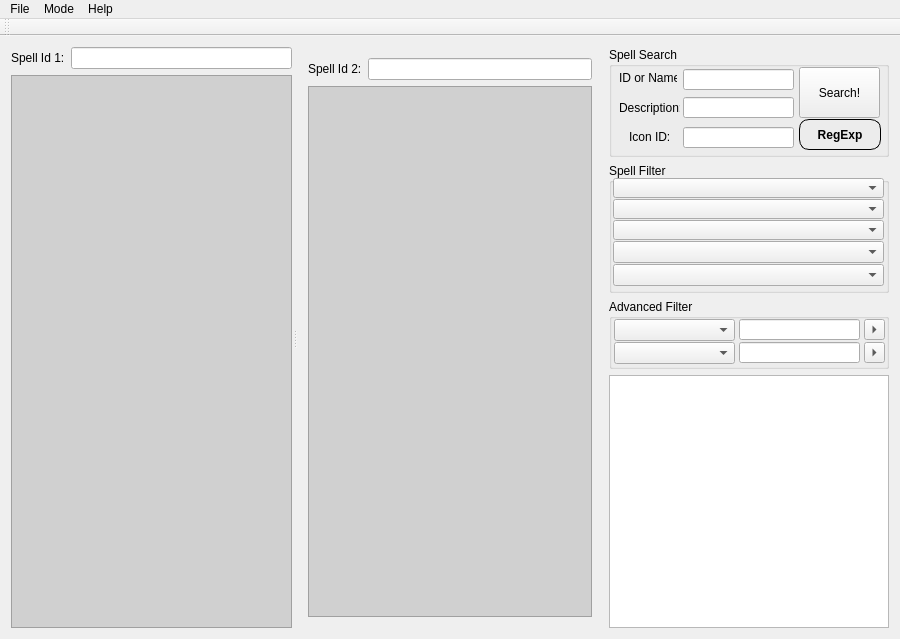
Above: QSW/SWFormUI.ui from sidsukana/QSpellWork before the change. Below: the same form after it.
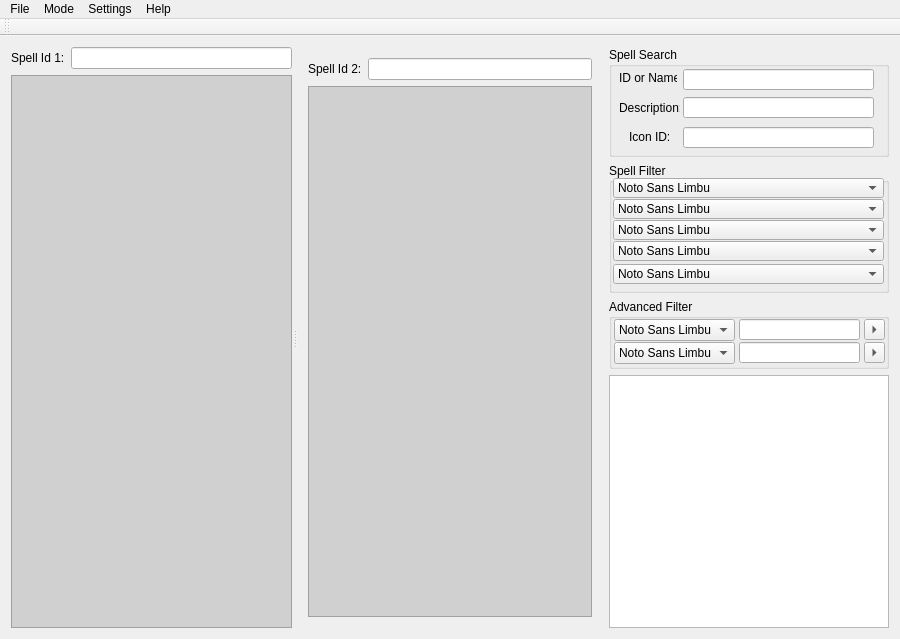
That is the form after the change. Icons and pictures are not drawn.

Commit message: [67] Drop buttons. RegExp option now in Menu->Settings. Search using only returnPressed method. Comboboxes changed to FontComboBoxes

```diff
--- a/QSW/SWFormUI.ui
+++ b/QSW/SWFormUI.ui
@@ -185,7 +185,7 @@
         <rect>
          <x>74</x>
          <y>22</y>
-         <width>111</width>
+         <width>191</width>
          <height>21</height>
         </rect>
        </property>
@@ -214,34 +214,11 @@
         <rect>
          <x>74</x>
          <y>80</y>
-         <width>111</width>
+         <width>191</width>
          <height>21</height>
         </rect>
        </property>
       </widget>
-      <widget class="QPushButton" name="findButton">
-       <property name="geometry">
-        <rect>
-         <x>190</x>
-         <y>20</y>
-         <width>81</width>
-         <height>51</height>
-        </rect>
-       </property>
-       <property name="font">
-        <font>
-         <weight>50</weight>
-         <italic>false</italic>
-         <bold>false</bold>
-        </font>
-       </property>
-       <property name="text">
-        <string>Search!</string>
-       </property>
-       <property name="autoDefault">
-        <bool>true</bool>
-       </property>
-      </widget>
       <widget class="QLabel" name="findLine_l3">
        <property name="geometry">
         <rect>
@@ -260,47 +237,11 @@
         <rect>
          <x>74</x>
          <y>50</y>
-         <width>111</width>
+         <width>191</width>
          <height>21</height>
         </rect>
        </property>
       </widget>
-      <widget class="QPushButton" name="regexpButton">
-       <property name="geometry">
-        <rect>
-         <x>190</x>
-         <y>72</y>
-         <width>82</width>
-         <height>31</height>
-        </rect>
-       </property>
-       <property name="focusPolicy">
-        <enum>Qt::StrongFocus</enum>
-       </property>
-       <property name="styleSheet">
-        <string notr="true">QPushButton {
-    border: 1px solid #000000;
-    border-radius: 10px;
-	background-color: qlineargradient(x1:0, y1:0, x2: 0, y2: 1, 
-									stop:0 #FF0000, stop: 0.5 #FF7070,
-									stop: 0.51 #FF0000, stop: 1 #FF7070);
-    color: #000000;
-    font: bold 12px;
-    min-width: 80px;
-}
-
-</string>
-       </property>
-       <property name="text">
-        <string>RegExp</string>
-       </property>
-       <property name="checkable">
-        <bool>false</bool>
-       </property>
-       <property name="checked">
-        <bool>false</bool>
-       </property>
-      </widget>
      </widget>
     </item>
     <item row="1" column="1">
@@ -326,7 +267,7 @@
       <property name="title">
        <string>Spell Filter</string>
       </property>
-      <widget class="QComboBox" name="comboBox">
+      <widget class="QFontComboBox" name="comboBox">
        <property name="geometry">
         <rect>
          <x>4</x>
@@ -335,22 +276,27 @@
          <height>20</height>
         </rect>
        </property>
-       <property name="font">
-        <font>
-         <pointsize>7</pointsize>
-        </font>
+       <property name="editable">
+        <bool>false</bool>
        </property>
        <property name="currentIndex">
-        <number>-1</number>
+        <number>181</number>
        </property>
        <property name="maxVisibleItems">
         <number>30</number>
        </property>
-       <property name="insertPolicy">
-        <enum>QComboBox::InsertAfterCurrent</enum>
+       <property name="frame">
+        <bool>true</bool>
+       </property>
+       <property name="currentFont">
+        <font>
+         <family>MS Shell Dlg 2</family>
+         <pointsize>8</pointsize>
+         <stylestrategy>PreferDefault</stylestrategy>
+        </font>
        </property>
       </widget>
-      <widget class="QComboBox" name="comboBox_2">
+      <widget class="QFontComboBox" name="comboBox_2">
        <property name="geometry">
         <rect>
          <x>4</x>
@@ -359,22 +305,23 @@
          <height>20</height>
         </rect>
        </property>
-       <property name="font">
-        <font>
-         <pointsize>7</pointsize>
-        </font>
+       <property name="editable">
+        <bool>false</bool>
        </property>
        <property name="currentIndex">
-        <number>-1</number>
+        <number>181</number>
        </property>
        <property name="maxVisibleItems">
         <number>30</number>
        </property>
-       <property name="insertPolicy">
-        <enum>QComboBox::InsertAfterCurrent</enum>
+       <property name="currentFont">
+        <font>
+         <family>MS Shell Dlg 2</family>
+         <pointsize>8</pointsize>
+        </font>
        </property>
       </widget>
-      <widget class="QComboBox" name="comboBox_3">
+      <widget class="QFontComboBox" name="comboBox_3">
        <property name="geometry">
         <rect>
          <x>4</x>
@@ -383,51 +330,72 @@
          <height>20</height>
         </rect>
        </property>
-       <property name="font">
-        <font>
-         <pointsize>7</pointsize>
-        </font>
+       <property name="editable">
+        <bool>false</bool>
        </property>
        <property name="currentIndex">
-        <number>-1</number>
+        <number>181</number>
        </property>
        <property name="maxVisibleItems">
         <number>30</number>
        </property>
-       <property name="insertPolicy">
-        <enum>QComboBox::InsertAfterCurrent</enum>
+       <property name="currentFont">
+        <font>
+         <family>MS Shell Dlg 2</family>
+         <pointsize>8</pointsize>
+        </font>
        </property>
       </widget>
-      <widget class="QComboBox" name="comboBox_4">
+      <widget class="QFontComboBox" name="comboBox_4">
        <property name="geometry">
         <rect>
          <x>4</x>
          <y>78</y>
          <width>271</width>
-         <height>22</height>
+         <height>20</height>
         </rect>
        </property>
-       <property name="font">
+       <property name="editable">
+        <bool>false</bool>
+       </property>
+       <property name="currentIndex">
+        <number>181</number>
+       </property>
+       <property name="maxVisibleItems">
+        <number>20</number>
+       </property>
+       <property name="currentFont">
         <font>
-         <pointsize>7</pointsize>
+         <family>MS Shell Dlg 2</family>
+         <pointsize>8</pointsize>
         </font>
        </property>
        <property name="maxVisibleItems">
         <number>30</number>
        </property>
       </widget>
-      <widget class="QComboBox" name="comboBox_5">
+      <widget class="QFontComboBox" name="comboBox_5">
        <property name="geometry">
         <rect>
          <x>4</x>
          <y>101</y>
          <width>271</width>
-         <height>22</height>
+         <height>20</height>
         </rect>
        </property>
-       <property name="font">
+       <property name="editable">
+        <bool>false</bool>
+       </property>
+       <property name="currentIndex">
+        <number>181</number>
+       </property>
+       <property name="maxVisibleItems">
+        <number>20</number>
+       </property>
+       <property name="currentFont">
         <font>
-         <pointsize>7</pointsize>
+         <family>MS Shell Dlg 2</family>
+         <pointsize>8</pointsize>
         </font>
        </property>
        <property name="maxVisibleItems">
@@ -459,19 +427,6 @@
       <property name="title">
        <string>Advanced Filter</string>
       </property>
-      <widget class="QComboBox" name="adBox1">
-       <property name="geometry">
-        <rect>
-         <x>5</x>
-         <y>20</y>
-         <width>121</width>
-         <height>22</height>
-        </rect>
-       </property>
-       <property name="maxVisibleItems">
-        <number>30</number>
-       </property>
-      </widget>
       <widget class="QLineEdit" name="adLine1">
        <property name="geometry">
         <rect>
@@ -492,19 +447,6 @@
         </rect>
        </property>
       </widget>
-      <widget class="QComboBox" name="adBox2">
-       <property name="geometry">
-        <rect>
-         <x>5</x>
-         <y>43</y>
-         <width>121</width>
-         <height>22</height>
-        </rect>
-       </property>
-       <property name="maxVisibleItems">
-        <number>30</number>
-       </property>
-      </widget>
       <widget class="QToolButton" name="toolButton">
        <property name="geometry">
         <rect>
@@ -555,6 +497,56 @@
         <enum>Qt::RightArrow</enum>
        </property>
       </widget>
+      <widget class="QFontComboBox" name="adBox1">
+       <property name="geometry">
+        <rect>
+         <x>5</x>
+         <y>20</y>
+         <width>121</width>
+         <height>22</height>
+        </rect>
+       </property>
+       <property name="editable">
+        <bool>false</bool>
+       </property>
+       <property name="currentIndex">
+        <number>181</number>
+       </property>
+       <property name="maxVisibleItems">
+        <number>20</number>
+       </property>
+       <property name="currentFont">
+        <font>
+         <family>MS Shell Dlg 2</family>
+         <pointsize>8</pointsize>
+        </font>
+       </property>
+      </widget>
+      <widget class="QFontComboBox" name="adBox2">
+       <property name="geometry">
+        <rect>
+         <x>5</x>
+         <y>43</y>
+         <width>121</width>
+         <height>22</height>
+        </rect>
+       </property>
+       <property name="editable">
+        <bool>false</bool>
+       </property>
+       <property name="currentIndex">
+        <number>181</number>
+       </property>
+       <property name="maxVisibleItems">
+        <number>20</number>
+       </property>
+       <property name="currentFont">
+        <font>
+         <family>MS Shell Dlg 2</family>
+         <pointsize>8</pointsize>
+        </font>
+       </property>
+      </widget>
      </widget>
     </item>
     <item row="3" column="1">
@@ -672,8 +664,15 @@
     <addaction name="modeStandart"/>
     <addaction name="modeCompare"/>
    </widget>
+   <widget class="QMenu" name="menuSettings">
+    <property name="title">
+     <string>Settings</string>
+    </property>
+    <addaction name="actionRegExp"/>
+   </widget>
    <addaction name="menuFile"/>
    <addaction name="menuMode"/>
+   <addaction name="menuSettings"/>
    <addaction name="menuHelp"/>
   </widget>
   <widget class="QToolBar" name="mainToolBar">
```
Left out of the diff: 20 changed lines with no effect on the pictures. The commit also changes 2 other files.
